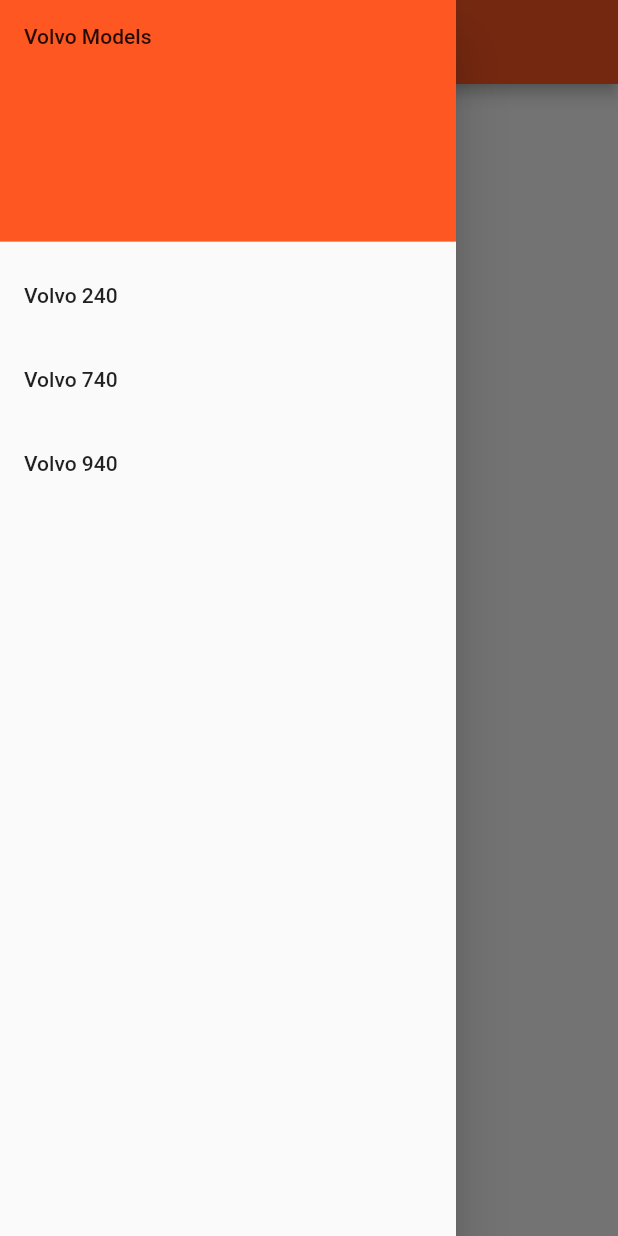
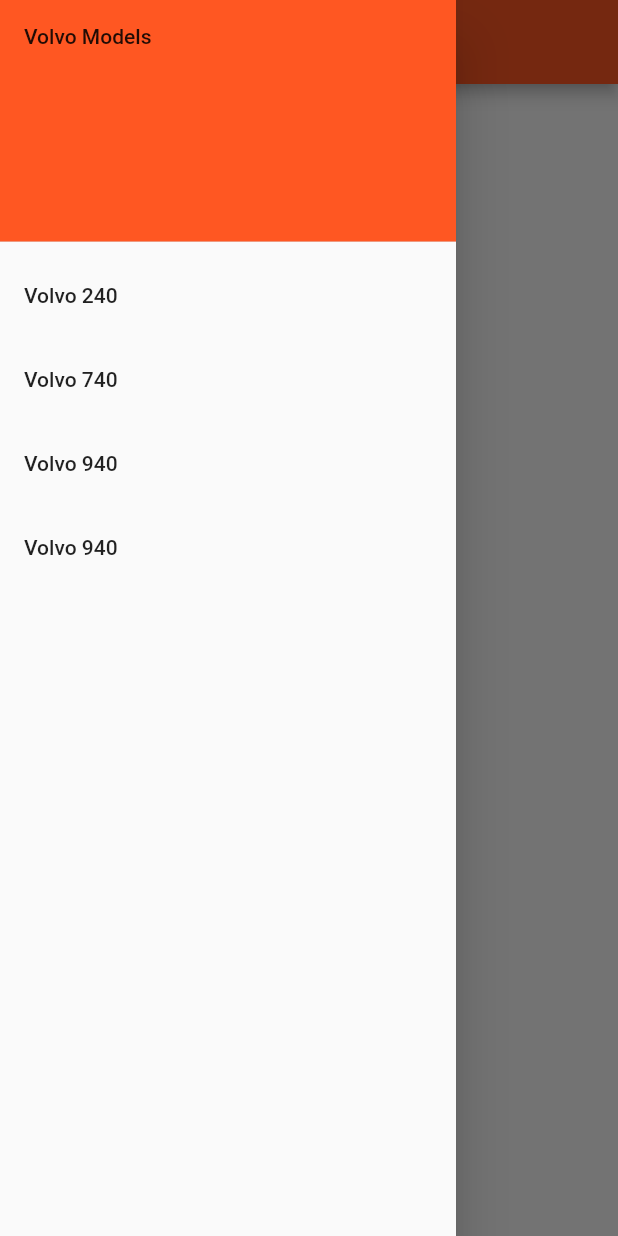
Before and after one commit to jfordnose64/volvoPedia, a Flutter app: the screen it shows after launch, with the side drawer open, on a phone screen of 412 x 824 dp. Run offline on Flutter 3.47's test engine with Material 2 defaults, Android fonts, the phone set to English and light mode, and no system bars.

Commit message:
work with dart

```diff
--- a/lib/main.dart
+++ b/lib/main.dart
@@ -70,6 +70,15 @@ class _MyHomePageState extends State<MyHomePage> {
             Navigator.pop(context);
           },
         ),
+        ListTile(
+          title: Text('Volvo 940'),
+          onTap: () {
+            // Update the state of the app
+            // ...
+            // Then close the drawer
+            Navigator.pop(context);
+          },
+        ),
       ])),
     );
   }
```
